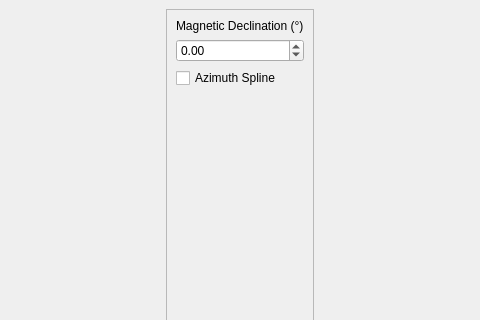
Old version of the form src/qt_ui/pem_geometry.ui in the repository Eric-Meunier/Processor-Suite; both pictures show x 231 to 711 and y 0 to 320 of the 943 by 669 pixel window.
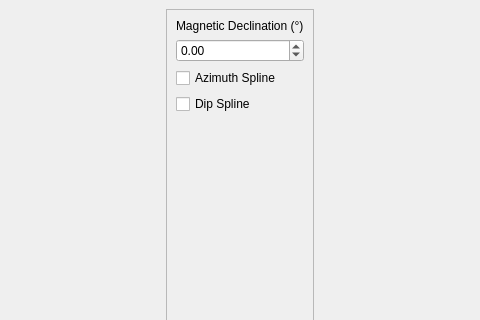
New version of the form.

Commit message: Improvements to pem_geometry. Added magnetic declination calculation to pem_file.

Diff of the .ui file:
```diff
--- a/src/qt_ui/pem_geometry.ui
+++ b/src/qt_ui/pem_geometry.ui
@@ -54,6 +54,13 @@
          </property>
         </widget>
        </item>
+       <item>
+        <widget class="QCheckBox" name="dip_spline_cbox">
+         <property name="text">
+          <string>Dip Spline</string>
+         </property>
+        </widget>
+       </item>
        <item>
         <spacer name="verticalSpacer">
          <property name="orientation">
```
The commit also changes 5 other files.
